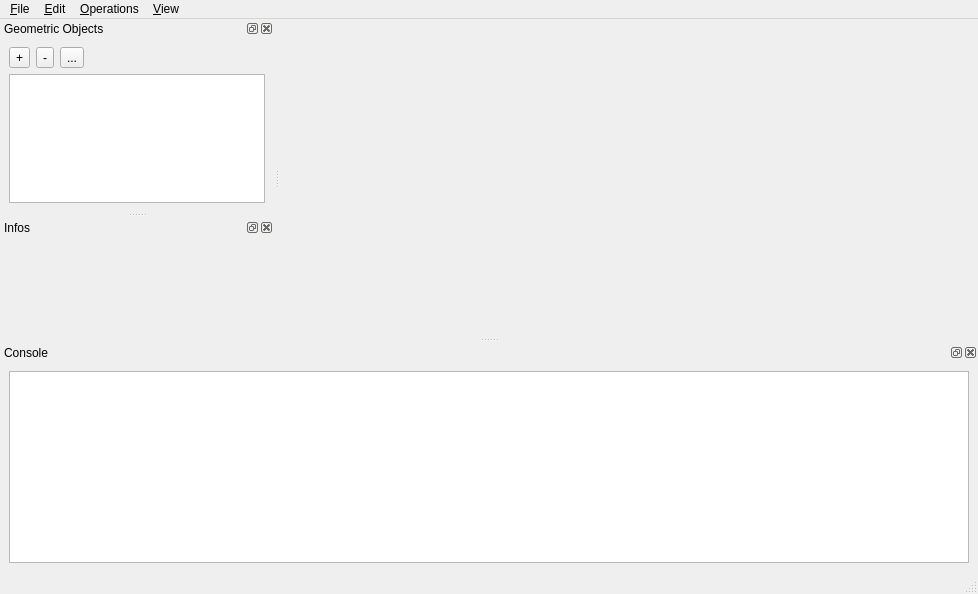
Qt form Polyhedron/demo/Polyhedron/MainWindow.ui (CGAL/cgal) before a commit.
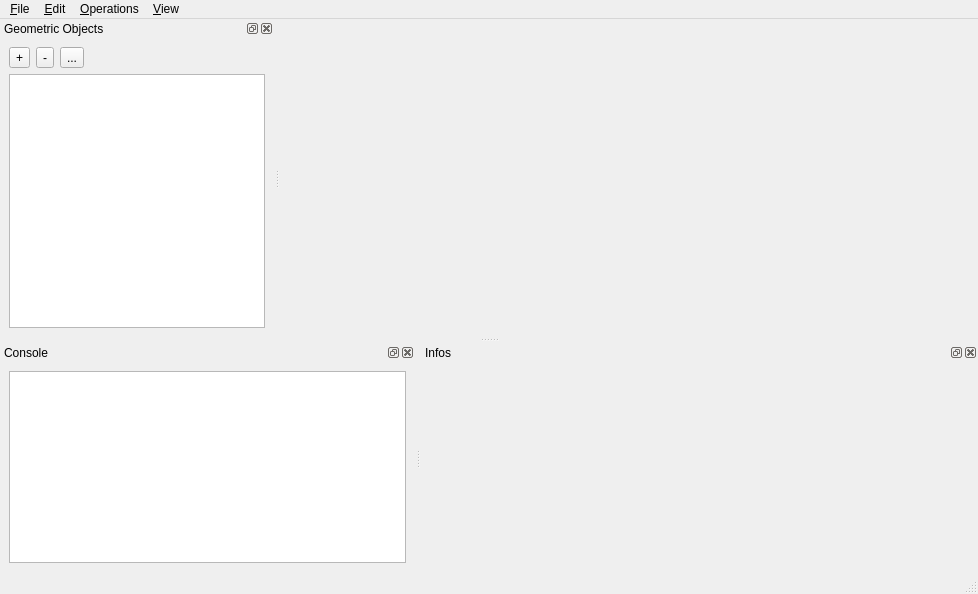
The same form after that commit. Icons and pictures are not drawn. Custom widgets are drawn as their Qt base class.

Commit message: Modify the default layout of the MainWindow

Diff of the .ui file:
```diff
--- a/Polyhedron/demo/Polyhedron/MainWindow.ui
+++ b/Polyhedron/demo/Polyhedron/MainWindow.ui
@@ -256,7 +256,7 @@
     <string>Infos</string>
    </property>
    <attribute name="dockWidgetArea">
-    <number>1</number>
+    <number>8</number>
    </attribute>
    <widget class="QWidget" name="dockWidgetContents_2">
     <layout class="QHBoxLayout" name="horizontalLayout_2">
@@ -267,6 +267,12 @@
        </property>
        <item>
         <widget class="QScrollArea" name="scrollArea">
+         <property name="minimumSize">
+          <size>
+           <width>350</width>
+           <height>0</height>
+          </size>
+         </property>
          <property name="frameShape">
           <enum>QFrame::NoFrame</enum>
          </property>
@@ -278,8 +284,8 @@
            <rect>
             <x>0</x>
             <y>0</y>
-            <width>256</width>
-            <height>83</height>
+            <width>748</width>
+            <height>63</height>
            </rect>
           </property>
           <layout class="QGridLayout" name="gridLayout">
```
